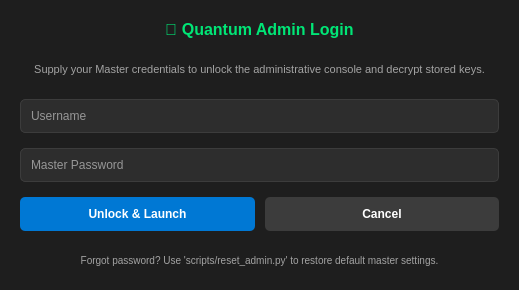
Old version of the form ui_designer/user_login.ui in the repository Arean82/llm_chat_app.
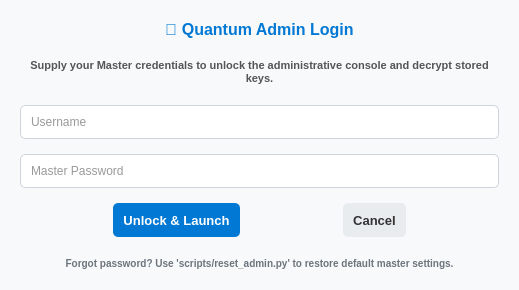
New version of the form.

Commit message: feat: implement user login UI, add password visibility toggles, and update build scripts

```diff
--- a/ui_designer/user_login.ui
+++ b/ui_designer/user_login.ui
@@ -15,16 +15,16 @@
   </property>
   <property name="styleSheet">
    <string notr="true">QDialog {
-    background-color: #1e1e1e;
-    color: #ffffff;
+    background-color: #f8f9fa;
+    color: #333333;
 }
 QLabel {
-    color: #ffffff;
+    color: #333333;
 }
 QLineEdit {
-    background-color: #2d2d2d;
-    color: #ffffff;
-    border: 1px solid #3c3c3c;
+    background-color: #ffffff;
+    color: #333333;
+    border: 1px solid #ced4da;
     border-radius: 5px;
     padding: 8px;
 }
@@ -54,8 +54,14 @@
    </property>
    <item>
     <widget class="QLabel" name="title_label">
+     <property name="font">
+      <font>
+       <pointsize>-1</pointsize>
+       <bold>true</bold>
+      </font>
+     </property>
      <property name="styleSheet">
-      <string notr="true">font-size: 16px; font-weight: bold; color: #00E676; margin-bottom: 5px;</string>
+      <string notr="true">font-size: 16px; font-weight: bold; color: #0078d4; margin-bottom: 5px;</string>
      </property>
      <property name="text">
       <string>🔑 Quantum Admin Login</string>
@@ -67,8 +73,14 @@
    </item>
    <item>
     <widget class="QLabel" name="desc_label">
+     <property name="font">
+      <font>
+       <pointsize>-1</pointsize>
+       <bold>true</bold>
+      </font>
+     </property>
      <property name="styleSheet">
-      <string notr="true">color: #a3a3a3; font-size: 11px; margin-bottom: 5px;</string>
+      <string notr="true">color: #555555; font-size: 11px; margin-bottom: 5px;</string>
      </property>
      <property name="text">
       <string>Supply your Master credentials to unlock the administrative console and decrypt stored keys.</string>
@@ -103,8 +115,27 @@
      <property name="spacing">
       <number>10</number>
      </property>
+     <item>
+      <spacer name="horizontalSpacer_2">
+       <property name="orientation">
+        <enum>Qt::Orientation::Horizontal</enum>
+       </property>
+       <property name="sizeHint" stdset="0">
+        <size>
+         <width>40</width>
+         <height>20</height>
+        </size>
+       </property>
+      </spacer>
+     </item>
      <item>
       <widget class="QPushButton" name="btn_login">
+       <property name="font">
+        <font>
+         <pointsize>10</pointsize>
+         <bold>true</bold>
+        </font>
+       </property>
        <property name="styleSheet">
         <string notr="true">QPushButton {
     background-color: #0078d4;
@@ -121,11 +152,31 @@
        </property>
       </widget>
      </item>
+     <item>
+      <spacer name="horizontalSpacer">
+       <property name="orientation">
+        <enum>Qt::Orientation::Horizontal</enum>
+       </property>
+       <property name="sizeHint" stdset="0">
+        <size>
+         <width>40</width>
+         <height>20</height>
+        </size>
+       </property>
+      </spacer>
+     </item>
      <item>
       <widget class="QPushButton" name="btn_cancel">
+       <property name="font">
+        <font>
+         <pointsize>10</pointsize>
+         <bold>true</bold>
+        </font>
+       </property>
        <property name="styleSheet">
         <string notr="true">QPushButton {
-    background-color: #3c3c3c;
+    background-color: #e9ecef;
+    color: #333333;
 }
 QPushButton:hover {
     background-color: #4c4c4c;
@@ -139,12 +190,31 @@
        </property>
       </widget>
      </item>
+     <item>
+      <spacer name="horizontalSpacer_3">
+       <property name="orientation">
+        <enum>Qt::Orientation::Horizontal</enum>
+       </property>
+       <property name="sizeHint" stdset="0">
+        <size>
+         <width>40</width>
+         <height>20</height>
+        </size>
+       </property>
+      </spacer>
+     </item>
     </layout>
    </item>
    <item>
     <widget class="QLabel" name="recovery_hint">
+     <property name="font">
+      <font>
+       <pointsize>-1</pointsize>
+       <bold>true</bold>
+      </font>
+     </property>
      <property name="styleSheet">
-      <string notr="true">color: #a3a3a3; font-size: 10px; margin-top: 5px;</string>
+      <string notr="true">color: #6c757d; font-size: 10px; margin-top: 5px;</string>
      </property>
      <property name="text">
       <string>Forgot password? Use 'scripts/reset_admin.py' to restore default master settings.</string>
```
Left out of the diff: 4 changed lines with no effect on the pictures. The commit also changes 6 other files.
